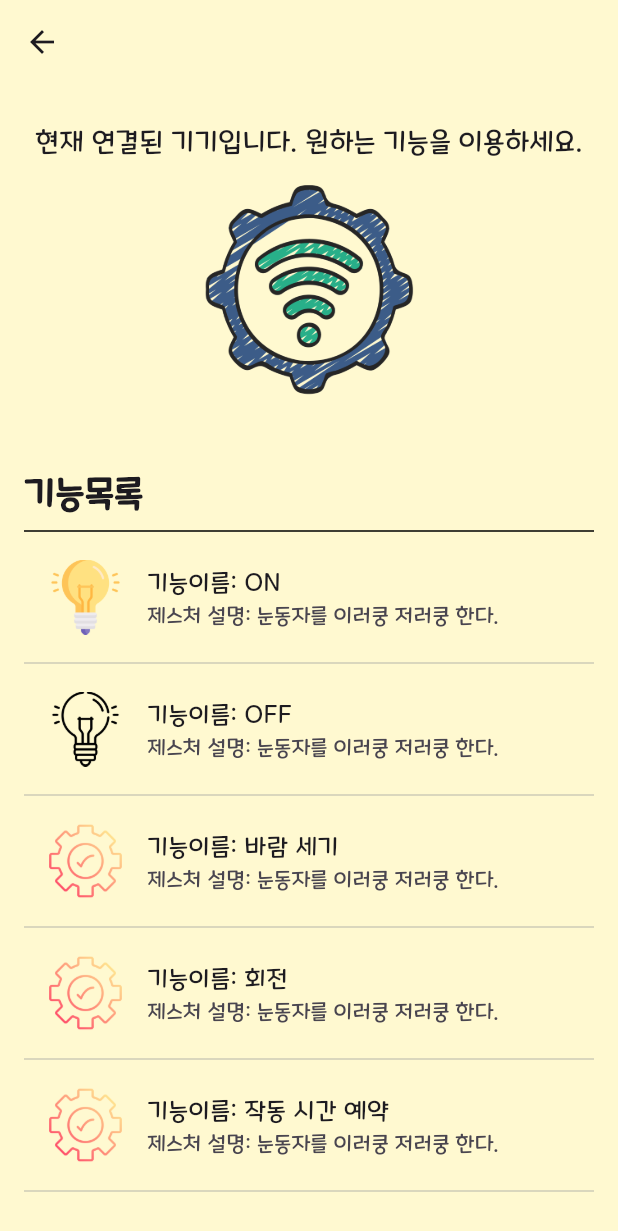
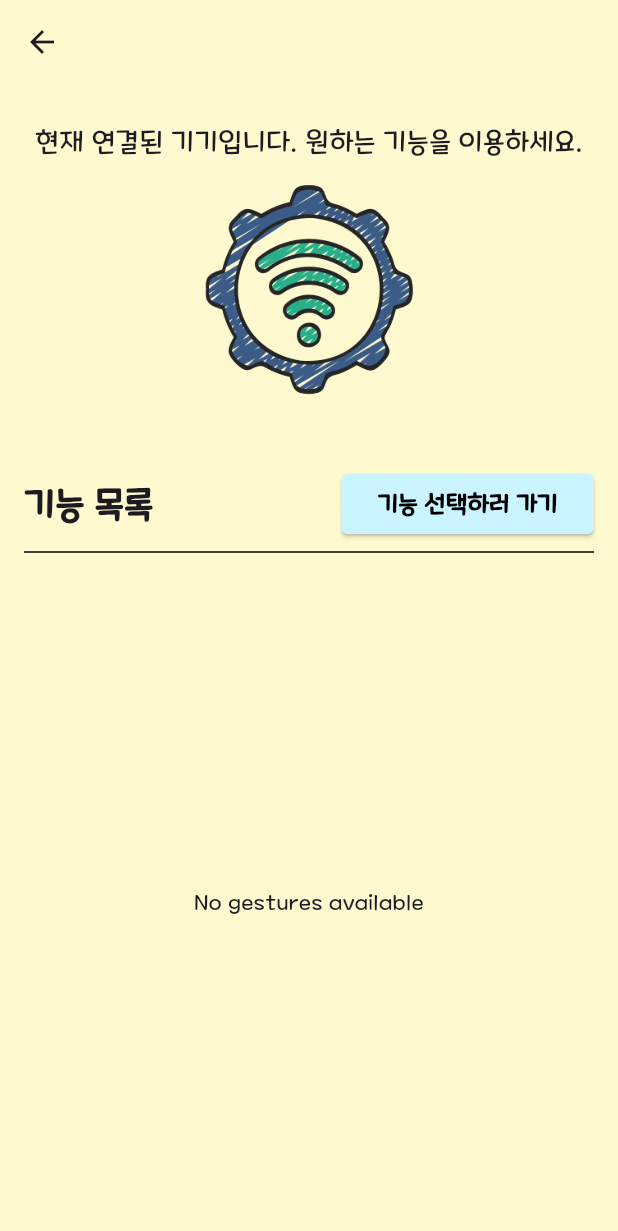
Before and after one commit to IPLaboratory/IPL_EyeTracker_FE, a Flutter app: the MainGesturePage screen opened directly with empty values, on a phone screen of 412 x 824 dp. Shown: the top 1231 px of the screen. Run offline on Flutter 3.47's test engine with Material 3 defaults, Android fonts, the phone set to English and light mode, and no system bars; our stand-ins replace awesome_snackbar_content, camera, flutter_dotenv, flutter_svg, get, image_picker and 2 more; network calls fail.

Commit message:
TASK #190 : 서버 연결 마무리 했습니다

```diff
--- /dev/null
+++ b/lib/Controllers/Feature/DeviceID_Controller.dart
@@ -0,0 +1,15 @@
+import 'package:get/get.dart';
+
+class DeviceController extends GetxController {
+  var deviceid = ''.obs;
+
+  void setDeviceID(String id) {
+    print('Setting Device ID: $id');  // 로그 추가: 저장하려는 deviceID 값을 출력
+    deviceid.value = id;
+  }
+
+  String get getDeviceID {
+    print('Getting Device ID: ${deviceid.value}');  // 로그 추가: 가져오려는 deviceID 값을 출력
+    return deviceid.value;
+  }
+}
--- a/lib/Controllers/Feature/Main_Settings_Controller.dart
+++ b/lib/Controllers/Feature/Main_Settings_Controller.dart
@@ -5,7 +5,7 @@ import 'package:flutter/material.dart';
 import 'package:real_test/Feature_Settings_Page/Notification.dart';
 import 'package:real_test/Controllers/Feature/Gesture_Choice_Controller.dart';
 import 'package:flutter_dotenv/flutter_dotenv.dart';
-import 'package:real_test/Controllers/UserRegistration/Machine_Recogniton_Controller.dart';
+import 'package:real_test/Controllers/Feature/DeviceID_Controller.dart';
 
 class MainSettingsController extends GetxController {
   var functionName = ''.obs;
@@ -13,71 +13,73 @@ class MainSettingsController extends GetxController {
   var irValue = ''.obs;
 
   final GestureChoiceController gestureController = Get.put(GestureChoiceController()); // GestureChoiceController 인스턴스 참조
-  final MachineRecognitionController machineRecognitionController = Get.put(MachineRecognitionController()); // MachineRecognitionController 인스턴스 참조
+  final DeviceController deviceController = Get.put(DeviceController()); // DeviceController 인스턴스 참조
 
   void setFunctionName(String name) {
     functionName.value = name;
   }
 
-  void startRegistering(BuildContext context) async {
-    isRegistering.value = true;
+  // 주석 처리된 불필요한 코드
+  // void startRegistering(BuildContext context) async {
+  //   isRegistering.value = true;
 
-    // 서버로 boolean 값 true 전송
-    bool success = await sendBooleanToServer(true);
+  //   bool success = await sendBooleanToServer(true);
 
-    if (success) {
-      showRegistrationInProgress(context); // 연결 중 메시지 표시
-    } else {
-      Get.snackbar('Error', '서버로 boolean 값을 전송하는 데 실패했습니다.');
-      isRegistering.value = false;
-      return;
-    }
+  //   if (success) {
+  //     showRegistrationInProgress(context); // 연결 중 메시지 표시
+  //   } else {
+  //     Get.snackbar('Error', '서버로 boolean 값을 전송하는 데 실패했습니다.');
+  //     isRegistering.value = false;
+  //     return;
+  //   }
 
-    // 서버에서 IR 값과 False 상태 받아오기
-    await waitForIrValue(); // 서버 응답을 기다리는 함수 호출
+  //   await waitForIrValue(); // 서버 응답을 기다리는 함수 호출
 
-    showRegistrationComplete(context); // 등록 완료 메시지 표시
-    Get.snackbar('Success', 'IR 값이 성공적으로 수신되었습니다.');
+  //   showRegistrationComplete(context); // 등록 완료 메시지 표시
+  //   Get.snackbar('Success', 'IR 값이 성공적으로 수신되었습니다.');
 
-    isRegistering.value = false; // 연결하기 버튼 활성화
-  }
+  //   isRegistering.value = false; // 연결하기 버튼 활성화
+  // }
 
-  Future<bool> sendBooleanToServer(bool value) async {
-    final url = Uri.parse(dotenv.env['SEND_BOOLEAN']!);
-    try {
-      print('Sending boolean value to server: $value'); // 로그 추가
-      final response = await http.post(
-        url,
-        body: {'value': value.toString()},
-      );
-      print('Server response: ${response.statusCode} - ${response.body}'); // 로그 추가
-      if (response.statusCode == 200) {
-        final responseData = jsonDecode(response.body);
-        if (responseData['status'] == 200) {
-          irValue.value = responseData['irValue']; // 서버로부터 IR 값 저장
-          return true; // 성공 응답 확인
-        } else {
-          print('Server request failed: ${responseData['message']}');
-        }
-      } else {
-        print('Server request failed: status code ${response.statusCode}');
-      }
-    } catch (e) {
-      print('HTTP 요청 중 오류 발생: $e');
-    }
-    return false;
-  }
+  // 주석 처리된 불필요한 코드
+  // Future<bool> sendBooleanToServer(bool value) async {
+  //   final url = Uri.parse(dotenv.env['SEND_BOOLEAN']!);
+  //   try {
+  //     print('Sending boolean value to server: $value'); // 로그 추가
+  //     final response = await http.post(
+  //       url,
+  //       body: {'value': value.toString()},
+  //     );
+  //     print('Server response: ${response.statusCode} - ${response.body}'); // 로그 추가
+  //     if (response.statusCode == 200) {
+  //       final responseData = jsonDecode(response.body);
+  //       if (responseData['status'] == 200) {
+  //         irValue.value = responseData['irValue']; // 서버로부터 IR 값 저장
+  //         return true; // 성공 응답 확인
+  //       } else {
+  //         print('Server request failed: ${responseData['message']}');
+  //       }
+  //     } else {
+  //       print('Server request failed: status code ${response.statusCode}');
+  //     }
+  //   } catch (e) {
+  //     print('HTTP 요청 중 오류 발생: $e');
+  //   }
+  //   return false;
+  // }
 
-  Future<void> waitForIrValue() async {
-    while (irValue.value.isEmpty) {
-      print('Waiting for IR value...');
-      await Future.delayed(Duration(milliseconds: 500)); // 0.5초 간격으로 대기
-    }
-  }
+  // 주석 처리된 불필요한 코드
+  // Future<void> waitForIrValue() async {
+  //   while (irValue.value.isEmpty) {
+  //     print('Waiting for IR value...');
+  //     await Future.delayed(Duration(milliseconds: 500)); // 0.5초 간격으로 대기
+  //   }
+  // }
 
   Future<void> saveSettings() async {
     final selectedGesture = gestureController.selectedGesture.value;
-    final deviceId = machineRecognitionController.deviceId.value;
+    final deviceId = deviceController.deviceid.value; // DeviceID_Controller에서 deviceId 가져오기
+    final ir = '12345'; // 임의로 지정한 IR 값
 
     if (selectedGesture.isEmpty) {
       Get.snackbar('Error', '제스처를 선택하세요.');
@@ -94,10 +96,10 @@ class MainSettingsController extends GetxController {
       final response = await http.post(
         url,
         body: {
-          'deviceId': deviceId,
-          'name': functionName.value,
-          'ir': irValue.value,
-          'gestureId': '1', // 임의로 지정한 gestureId
+          'deviceId': deviceId, // DeviceID_Controller에서 가져온 deviceId 사용
+          'name': functionName.value, // functionName 사용
+          'ir': ir, // 임의로 지정한 IR 값 사용
+          'gestureId': selectedGesture, // GestureChoiceController에서 가져온 선택된 gestureId 사용
         },
       );
       print('Save settings response: ${response.statusCode} - ${response.body}'); // 로그 추가
--- a/lib/Device_Select_Page/Main_Device.dart
+++ b/lib/Device_Select_Page/Main_Device.dart
@@ -64,7 +64,6 @@ class MainDevicePage extends StatelessWidget {
                   ),
                   onPressed: () {
                     controller.stopEyeTracking();
-                    Get.toNamed('/mainProfile');
                   },
                   child: const Text(
                     '아이트래킹 종료하기',
--- a/lib/Feature_Settings_Page/Gesture_Choice.dart
+++ b/lib/Feature_Settings_Page/Gesture_Choice.dart
@@ -35,7 +35,7 @@ class GestureChoice extends StatelessWidget {
                       crossAxisAlignment: CrossAxisAlignment.start,
                       children: [
                         Text(
-                          '제스처명 : $gestureName',
+                          '제스처 아이디 : $gestureName',
                           style: const TextStyle(fontSize: 16),
                         ),
                         const SizedBox(height: 5),
--- a/lib/Gesture_Page/Gesture_List_Part.dart
+++ b/lib/Gesture_Page/Gesture_List_Part.dart
@@ -1,74 +1,46 @@
+import 'dart:typed_data';
+
 import 'package:flutter/material.dart';
+import 'package:get/get.dart';
 import 'package:real_test/Color/constants.dart';
+import 'package:real_test/Controllers/Gesture/Gesture_List_Part_Controller.dart';
 
-class GestureListPart extends StatelessWidget{
+class GestureListPart extends StatelessWidget {
+  final GestureListPartController controller = Get.find<GestureListPartController>();
+
   @override
   Widget build(BuildContext context) {
     return Expanded(
-      child: ListView(
+      child: Obx(() {
+        if (controller.gestures.isEmpty) {
+          return Center(child: Text('No gestures available'));
+        }
+
+        return ListView.builder(
+          itemCount: controller.gestures.length,
+          itemBuilder: (context, index) {
+            final gesture = controller.gestures[index];
+            final image = gesture['image'] as Uint8List?;
+            final name = gesture['name'] as String?;
+
+            return Column(
               children: [
                 ListTile(
                   leading: SizedBox(
                     width: 50,
                     height: 50,
-              child: Image.asset('assets/on.png'),
+                    child: image != null
+                        ? Image.memory(image)
+                        : Image.asset('assets/placeholder.png'), // Placeholder image if image data is null
                   ),
-            title: const Text('기능이름: ON'),
-            subtitle: const Text('제스처 설명: 눈동자를 이러쿵 저러쿵 한다.'),
-          ),
-          const Divider(color: AppColors.greyLineColor, thickness: 0.5),
-          ListTile(
-            leading: SizedBox(
-              width: 50,
-              height: 50,
-              child: Image.asset('assets/off.png'),
-            ),
-            title: const Text('기능이름: OFF'),
-            subtitle: const Text('제스처 설명: 눈동자를 이러쿵 저러쿵 한다.'),
-          ),
-          const Divider(color: AppColors.greyLineColor, thickness: 0.5),
-          ListTile(
-            leading: SizedBox(
-              width: 50,
-              height: 50,
-              child: Image.asset('assets/skills.png'),
-            ),
-            title: const Text('기능이름: 바람 세기'),
-            subtitle: const Text('제스처 설명: 눈동자를 이러쿵 저러쿵 한다.'),
-          ),
-          const Divider(color: AppColors.greyLineColor, thickness: 0.5),
-          ListTile(
-            leading: SizedBox(
-              width: 50,
-              height: 50,
-              child: Image.asset('assets/skills.png'),
-            ),
-            title: const Text('기능이름: 회전'),
-            subtitle: const Text('제스처 설명: 눈동자를 이러쿵 저러쿵 한다.'),
-          ),
-          const Divider(color: AppColors.greyLineColor, thickness: 0.5),
-          ListTile(
-            leading: SizedBox(
-              width: 50,
-              height: 50,
-              child: Image.asset('assets/skills.png'),
-            ),
-            title: const Text('기능이름: 작동 시간 예약'),
-            subtitle: const Text('제스처 설명: 눈동자를 이러쿵 저러쿵 한다.'),
-          ),
-          const Divider(color: AppColors.greyLineColor, thickness: 0.5),
-          ListTile(
-            leading: SizedBox(
-              width: 50,
-              height: 50,
-              child: Image.asset('assets/skills.png'),
-            ),
-            title: const Text('기능이름: 자연풍'),
-            subtitle: const Text('제스처 설명: 눈동자를 이러쿵 저러쿵 한다.'),
+                  title: Text('기능이름: $name'),
                 ),
                 const Divider(color: AppColors.greyLineColor, thickness: 0.5),
               ],
-      ),
+            );
+          },
+        );
+      }),
     );
   }
 }
--- a/lib/Gesture_Page/Main_Gesture.dart
+++ b/lib/Gesture_Page/Main_Gesture.dart
@@ -1,32 +1,54 @@
 import 'package:flutter/material.dart';
+import 'package:get/get.dart';
 import 'package:real_test/Color/constants.dart';
 import 'package:real_test/Profile_Page/Main_Profile.dart';
+import 'package:real_test/Feature_Settings_Page/Main_Settings.dart';
 import 'Gesture_List_Part.dart';
+import 'package:real_test/Controllers/Feature/DeviceID_Controller.dart'; // DeviceController import
+import 'package:real_test/Controllers/Gesture/Gesture_List_Part_Controller.dart'; // GestureListPartController import
 
 class MainGesturePage extends StatefulWidget {
-  final String? photoPath;  // 이미지 경로를 받는 매개변수 추가
-  final String title;  // title을 받는 매개변수 추가
+  final String? photoPath;  // 이미지 경로를 받는 매개변수
+  final String title;  // title을 받는 매개변수
+  final String deviceID;  // deviceID를 받는 매개변수 추가
 
-  const MainGesturePage({super.key, this.photoPath, required this.title});
+  const MainGesturePage({
+    super.key,
+    this.photoPath,
+    required this.title,
+    required this.deviceID,  // 필수 매개변수로 선언
+  });
 
   @override
   _MainGesturePageState createState() => _MainGesturePageState();
 }
 
 class _MainGesturePageState extends State<MainGesturePage> {
-  Widget build(BuildContext context){
+  final DeviceController deviceController = Get.put(DeviceController()); // DeviceController 인스턴스 생성
+  final GestureListPartController gestureListPartController = Get.put(GestureListPartController()); // GestureListPartController 인스턴스 생성
+
+  @override
+  void initState() {
+    super.initState();
+    // deviceID를 DeviceController에 저장
+    deviceController.setDeviceID(widget.deviceID);
+    // 제스처 목록을 초기화하는 코드 추가 (필요한 경우)
+    gestureListPartController.fetchGestures();
+  }
+
+  @override
+  Widget build(BuildContext context) {
     return Scaffold(
       backgroundColor: AppColors.backgroundColor,
       appBar: AppBar(
-        scrolledUnderElevation: 0, //스크롤시 AppBar 그림자 색 0으로 해주기
+        scrolledUnderElevation: 0,
         backgroundColor: AppColors.backgroundColor,
-        //backgroundColor: const Color(0xFFFFd9D0),// 배경색 설정
-        elevation: 0, // 그림자 제거
+        elevation: 0,
         actions: [
-          const SizedBox(width: 10), // 약간의 간격 추가
+          const SizedBox(width: 10),
         ],
       ),
-      body:Padding(
+      body: Padding(
         padding: const EdgeInsets.all(16.0),
         child: Column(
           crossAxisAlignment: CrossAxisAlignment.center,
@@ -43,7 +65,7 @@ class _MainGesturePageState extends State<MainGesturePage> {
             Transform.translate(
               offset: const Offset(0, 15),
               child: ClipRRect(
-                borderRadius: BorderRadius.circular(30),  // 둥근 모서리 반지름 설정
+                borderRadius: BorderRadius.circular(30),
                 child: SizedBox(
                   width: 140,
                   height: 140,
@@ -58,29 +80,52 @@ class _MainGesturePageState extends State<MainGesturePage> {
             ),
             const SizedBox(height: 20),
             AdjustableText(
-              text: widget.title,  // 전달받은 title을 표시
+              text: widget.title,
               fontSize: 17,
               fontWeight: FontWeight.bold,
               color: Colors.black,
             ),
             const SizedBox(height: 20),
-            const SizedBox(
+            SizedBox(
               width: double.infinity,
-              child: Column(
-                crossAxisAlignment: CrossAxisAlignment.start,
+              child: Row(
+                mainAxisAlignment: MainAxisAlignment.spaceBetween,
                 children: [
-                  Text(
-                    '기능목록',
+                  const Text(
+                    '기능 목록',
                     style: TextStyle(
                       fontSize: 24,
                       fontWeight: FontWeight.bold,
                     ),
                   ),
-                  Divider(color: AppColors.textColor, thickness: 1), //얇은 회색 선 추가
+                  ElevatedButton(
+                    style: ElevatedButton.styleFrom(
+                      backgroundColor: const Color(0xFFCAF4FF),
+                      shape: RoundedRectangleBorder(
+                        borderRadius: BorderRadius.circular(4.0),
+                      ),
+                    ),
+                    onPressed: () {
+                      Navigator.push(
+                        context,
+                        MaterialPageRoute(builder: (context) => MainSettingsPage()),
+                      );
+                    },
+                    child: const Text(
+                      '기능 선택하러 가기',
+                      style: TextStyle(
+                        fontSize: 16,
+                        fontWeight: FontWeight.bold,
+                        color: AppColors.textColor,
+                      ),
+                    ),
+                  ),
                 ],
               ),
             ),
-            GestureListPart(),
+            const Divider(color: AppColors.textColor, thickness: 1),
+            const SizedBox(height: 20),
+            GestureListPart(), // GestureListPart를 렌더링
           ],
         ),
       ),
--- a/lib/User_Registration_Page/Connected_Device_Part.dart
+++ b/lib/User_Registration_Page/Connected_Device_Part.dart
@@ -5,7 +5,8 @@ import 'package:real_test/Color/constants.dart';
 import 'package:real_test/Controllers/UserRegistration/Machine_Recogniton_Controller.dart'; // Controller import
 import 'package:real_test/Feature_Settings_Page/Main_Settings.dart';
 import 'package:real_test/Dismiss_Keyboard.dart'; // DismissKeyboard import
-import 'package:image_picker/image_picker.dart'; // ImagePicker import
+import 'package:image_picker/image_picker.dart';
+import 'package:real_test/User_Registration_Page/Widget/User_Registration.dart'; // ImagePicker import
 
 class ConnectedDevicePart extends StatefulWidget {
   @override
@@ -127,13 +128,13 @@ class _ConnectedDevicePartState extends State<ConnectedDevicePart> {
                 await _registerDevice();
                 Navigator.push(
                   context,
-                  MaterialPageRoute(builder: (context) => MainSettingsPage()),
+                  MaterialPageRoute(builder: (context) => UserRegistrationPage()),
                 );
               },
               child: const Text(
-                '기능 설정하러 가기',
+                '기기 등록하기',
                 style: TextStyle(
-                  fontSize: 18,
+                  fontSize: 20,
                   color: AppColors.textColor,
                 ),
               ),
--- a/lib/User_Registration_Page/Widget/Registration_Part.dart
+++ b/lib/User_Registration_Page/Widget/Registration_Part.dart
@@ -33,9 +33,13 @@ class RegistrationPart extends StatelessWidget {
                             ? Image.memory(imageBytes) // 바이너리 데이터를 이미지로 표시
                             : Icon(Icons.devices),
                         title: Text(device['name']),
-                        subtitle: Text('ID: ${device['id']}'),
+                        subtitle: Text('ID: ${device['id'].toString()}'),  // ID를 String으로 변환
                         onTap: () {
-                          Get.to(() => MainGesturePage(photoPath: device['photoPath'], title: device['name']));  // 페이지 이동 시 이미지 경로 전달
+                          Get.to(() => MainGesturePage(
+                            photoPath: device['photoPath'],
+                            title: device['name'],
+                            deviceID: device['id'].toString(),  // deviceID를 String으로 변환하여 전달
+                          ));
                         },
                       ),
                       if (isLastItem)
```
Also changed, not shown: lib/Controllers/Device/Main_Device_Controller.dart (+60 -7 lines), lib/Controllers/Feature/Gesture_Choice_Controller.dart (+76 -8 lines), lib/Controllers/Feature/Start_Controller.dart (added, +51 -0 lines), lib/Controllers/Gesture/Gesture_List_Part_Controller.dart (added, +97 -0 lines), lib/Feature_Settings_Page/Main_Settings.dart (+39 -8 lines). Lines whose indentation alone changed are shown as unchanged.
